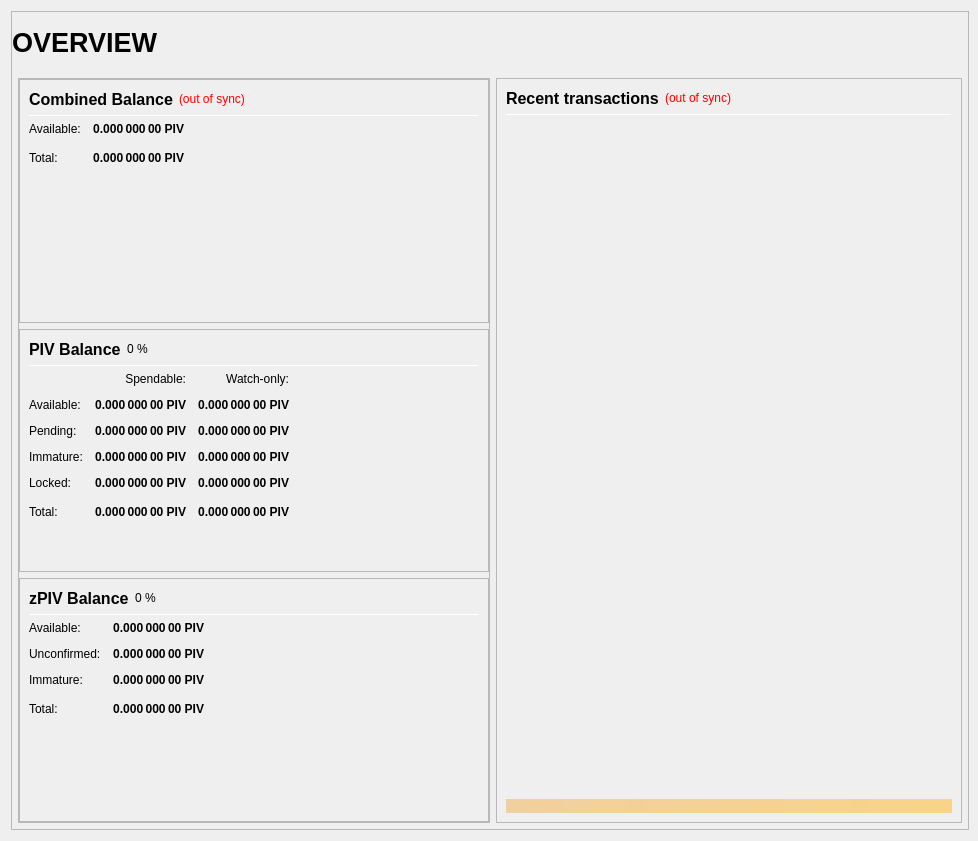
Before: the Qt Designer form src/qt/forms/overviewpage.ui in whatisor/101Coin-Core, drawn with Qt 5.
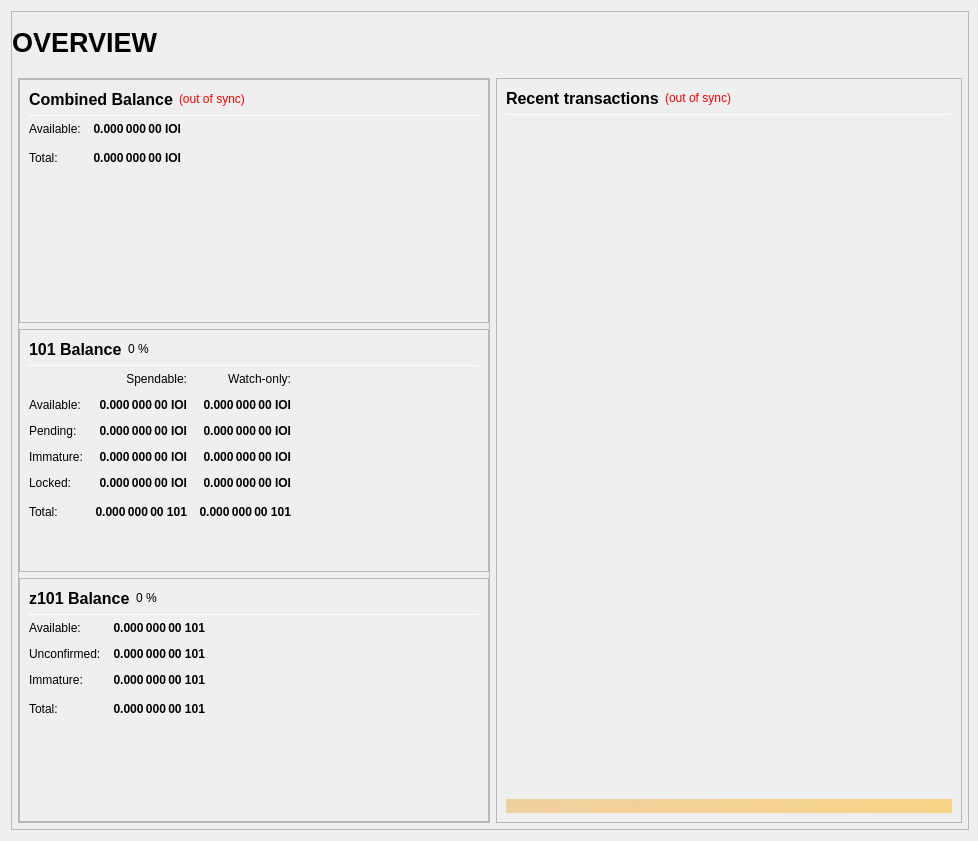
After: the same form once the commit is applied.

Patch:
```diff
--- a/src/qt/forms/overviewpage.ui
+++ b/src/qt/forms/overviewpage.ui
@@ -333,7 +333,7 @@
                           <string>Your current spendable balance</string>
                          </property>
                          <property name="text">
-                          <string notr="true">0.000 000 00 PIV</string>
+                          <string notr="true">0.000 000 00 IOI</string>
                          </property>
                          <property name="alignment">
                           <set>Qt::AlignRight|Qt::AlignTrailing|Qt::AlignVCenter</set>
@@ -365,7 +365,7 @@
                           <string>Total Balance, including all unavailable coins.</string>
                          </property>
                          <property name="text">
-                          <string notr="true">0.000 000 00 PIV</string>
+                          <string notr="true">0.000 000 00 IOI</string>
                          </property>
                          <property name="alignment">
                           <set>Qt::AlignRight|Qt::AlignTrailing|Qt::AlignVCenter</set>
@@ -433,7 +433,7 @@
                           </font>
                          </property>
                          <property name="text">
-                          <string>PIV Balance</string>
+                          <string>101 Balance</string>
                          </property>
                         </widget>
                        </item>
@@ -525,7 +525,7 @@
                           <string>Your current spendable balance</string>
                          </property>
                          <property name="text">
-                          <string notr="true">0.000 000 00 PIV</string>
+                          <string notr="true">0.000 000 00 IOI</string>
                          </property>
                          <property name="alignment">
                           <set>Qt::AlignRight|Qt::AlignTrailing|Qt::AlignVCenter</set>
@@ -550,7 +550,7 @@
                           <string>Your current balance in watch-only addresses</string>
                          </property>
                          <property name="text">
-                          <string notr="true">0.000 000 00 PIV</string>
+                          <string notr="true">0.000 000 00 IOI</string>
                          </property>
                          <property name="alignment">
                           <set>Qt::AlignRight|Qt::AlignTrailing|Qt::AlignVCenter</set>
@@ -582,7 +582,7 @@
                           <string>Total of transactions that have yet to be confirmed, and do not yet count toward the spendable balance</string>
                          </property>
                          <property name="text">
-                          <string notr="true">0.000 000 00 PIV</string>
+                          <string notr="true">0.000 000 00 IOI</string>
                          </property>
                          <property name="alignment">
                           <set>Qt::AlignRight|Qt::AlignTrailing|Qt::AlignVCenter</set>
@@ -607,7 +607,7 @@
                           <string>Unconfirmed transactions to watch-only addresses</string>
                          </property>
                          <property name="text">
-                          <string notr="true">0.000 000 00 PIV</string>
+                          <string notr="true">0.000 000 00 IOI</string>
                          </property>
                          <property name="alignment">
                           <set>Qt::AlignRight|Qt::AlignTrailing|Qt::AlignVCenter</set>
@@ -639,7 +639,7 @@
                           <string>Staked or masternode rewards that has not yet matured</string>
                          </property>
                          <property name="text">
-                          <string notr="true">0.000 000 00 PIV</string>
+                          <string notr="true">0.000 000 00 IOI</string>
                          </property>
                          <property name="alignment">
                           <set>Qt::AlignRight|Qt::AlignTrailing|Qt::AlignVCenter</set>
@@ -664,7 +664,7 @@
                           <string>Staked or masternode rewards in watch-only addresses that has not yet matured</string>
                          </property>
                          <property name="text">
-                          <string notr="true">0.000 000 00 PIV</string>
+                          <string notr="true">0.000 000 00 IOI</string>
                          </property>
                          <property name="alignment">
                           <set>Qt::AlignRight|Qt::AlignTrailing|Qt::AlignVCenter</set>
@@ -699,7 +699,7 @@
                           <string>Locked PIV or Masternode collaterals. These are excluded from zPIV minting.</string>
                          </property>
                          <property name="text">
-                          <string notr="true">0.000 000 00 PIV</string>
+                          <string notr="true">0.000 000 00 IOI</string>
                          </property>
                          <property name="alignment">
                           <set>Qt::AlignRight|Qt::AlignTrailing|Qt::AlignVCenter</set>
@@ -724,7 +724,7 @@
                           <string>Current locked balance in watch-only addresses</string>
                          </property>
                          <property name="text">
-                          <string notr="true">0.000 000 00 PIV</string>
+                          <string notr="true">0.000 000 00 IOI</string>
                          </property>
                          <property name="alignment">
                           <set>Qt::AlignRight|Qt::AlignTrailing|Qt::AlignVCenter</set>
@@ -759,7 +759,7 @@
                           <string>Your current PIVX balance, unconfirmed and immature transactions included</string>
                          </property>
                          <property name="text">
-                          <string notr="true">0.000 000 00 PIV</string>
+                          <string notr="true">0.000 000 00 101</string>
                          </property>
                          <property name="alignment">
                           <set>Qt::AlignRight|Qt::AlignTrailing|Qt::AlignVCenter</set>
@@ -784,7 +784,7 @@
                           <string>Current total balance in watch-only addresses</string>
                          </property>
                          <property name="text">
-                          <string notr="true">0.000 000 00 PIV</string>
+                          <string notr="true">0.000 000 00 101</string>
                          </property>
                          <property name="alignment">
                           <set>Qt::AlignRight|Qt::AlignTrailing|Qt::AlignVCenter</set>
@@ -852,7 +852,7 @@
                           </font>
                          </property>
                          <property name="text">
-                          <string>zPIV Balance</string>
+                          <string>z101 Balance</string>
                          </property>
                         </widget>
                        </item>
@@ -926,7 +926,7 @@
 These zPIV are spendable.</string>
                          </property>
                          <property name="text">
-                          <string notr="true">0.000 000 00 PIV</string>
+                          <string notr="true">0.000 000 00 101</string>
                          </property>
                          <property name="alignment">
                           <set>Qt::AlignRight|Qt::AlignTrailing|Qt::AlignVCenter</set>
@@ -957,7 +957,7 @@
 Immature: confirmed, but less than 1 mint of the same denomination after it was minted</string>
                          </property>
                          <property name="text">
-                          <string notr="true">0.000 000 00 PIV</string>
+                          <string notr="true">0.000 000 00 101</string>
                          </property>
                          <property name="alignment">
                           <set>Qt::AlignRight|Qt::AlignTrailing|Qt::AlignVCenter</set>
@@ -988,7 +988,7 @@
 Immature: confirmed, but less than 1 mint of the same denomination after it was minted</string>
                          </property>
                          <property name="text">
-                          <string notr="true">0.000 000 00 PIV</string>
+                          <string notr="true">0.000 000 00 101</string>
                          </property>
                          <property name="alignment">
                           <set>Qt::AlignRight|Qt::AlignTrailing|Qt::AlignVCenter</set>
@@ -1020,7 +1020,7 @@
                           <string>Your current zPIV balance, unconfirmed and immature zPIV included.</string>
                          </property>
                          <property name="text">
-                          <string notr="true">0.000 000 00 PIV</string>
+                          <string notr="true">0.000 000 00 101</string>
                          </property>
                          <property name="alignment">
                           <set>Qt::AlignRight|Qt::AlignTrailing|Qt::AlignVCenter</set>
```
Left out of the diff: 24 changed lines with no effect on the pictures.
